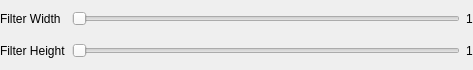
Before: the Qt Designer form Include/iqtipr/CRectangularFilterParamsGuiComp.ui in ImagingTools/IAcf, drawn with Qt 5.
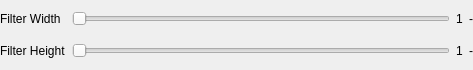
After: the same form once the commit is applied.

Commit message: Image smooth processor with rectangle kernel extended. Concept of multidimensional filter extended.

```diff
--- a/Include/iqtipr/CRectangularFilterParamsGuiComp.ui
+++ b/Include/iqtipr/CRectangularFilterParamsGuiComp.ui
@@ -23,13 +23,13 @@
      </property>
     </widget>
    </item>
-   <item row="0" column="1" >
-    <widget class="QSlider" name="FilterWidthSlider" >
-     <property name="minimum" >
-      <number>0</number>
+   <item row="0" column="1">
+    <widget class="QSlider" name="FilterWidthSlider">
+     <property name="minimum">
+      <number>1</number>
      </property>
-     <property name="maximum" >
-      <number>50</number>
+     <property name="maximum">
+      <number>100</number>
      </property>
      <property name="orientation" >
       <enum>Qt::Horizontal</enum>
@@ -43,13 +43,13 @@
      </property>
     </widget>
    </item>
-   <item row="1" column="1" >
-    <widget class="QSlider" name="FilterHeightSlider" >
-     <property name="minimum" >
-      <number>0</number>
+   <item row="1" column="1">
+    <widget class="QSlider" name="FilterHeightSlider">
+     <property name="minimum">
+      <number>1</number>
      </property>
-     <property name="maximum" >
-      <number>50</number>
+     <property name="maximum">
+      <number>100</number>
      </property>
      <property name="orientation" >
       <enum>Qt::Horizontal</enum>
@@ -70,6 +70,20 @@
      </property>
     </widget>
    </item>
+   <item row="0" column="3">
+    <widget class="QLabel" name="WidthUnitNameLabel">
+     <property name="text">
+      <string>-</string>
+     </property>
+    </widget>
+   </item>
+   <item row="1" column="3">
+    <widget class="QLabel" name="HeightUnitNameLabel">
+     <property name="text">
+      <string>-</string>
+     </property>
+    </widget>
+   </item>
   </layout>
  </widget>
  <resources/>
```
Left out of the diff: 41 changed lines with no effect on the pictures. The commit also changes 9 other files.
